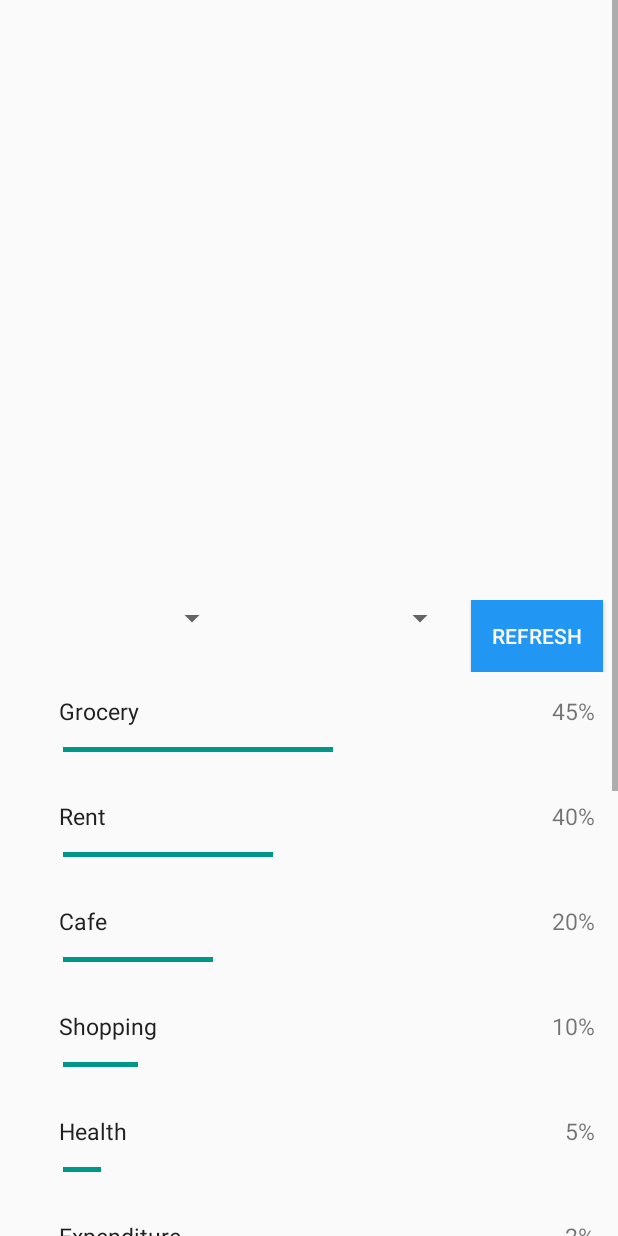
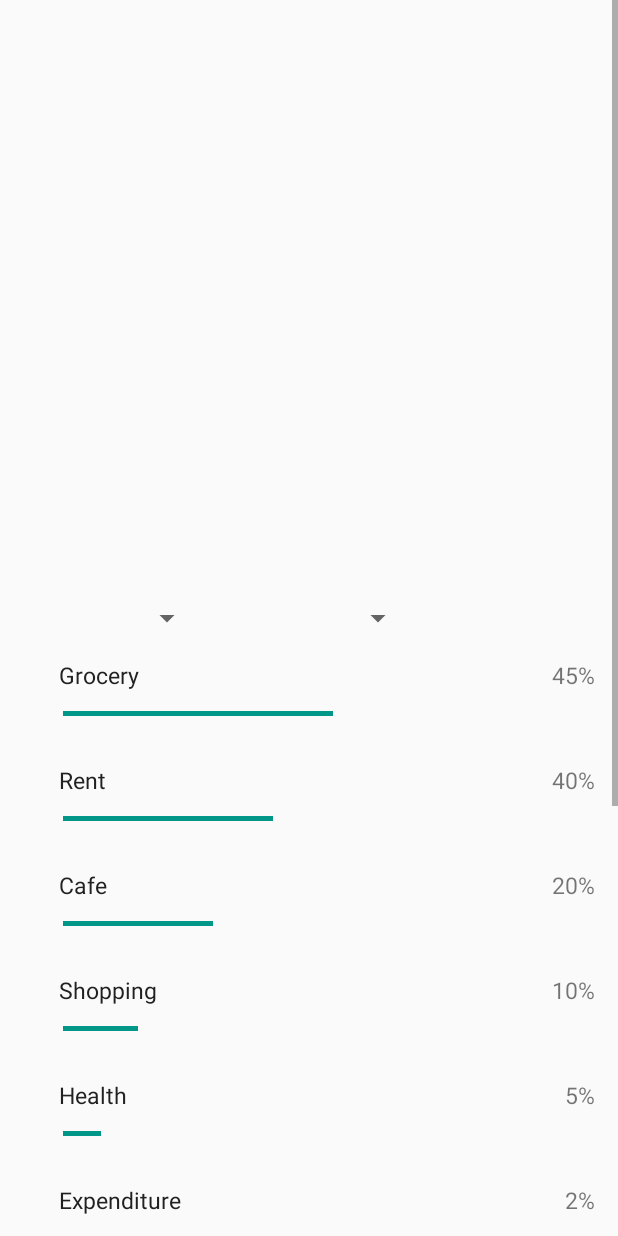
Before and after one commit to GreenDevs/MoneyCalendar, an Android app: the layout income_layout.xml on its own in the app's theme, with its tools: preview values and no code run, on a phone screen of 412 x 824 dp. Run offline under Robolectric (Android 15) with nearby library versions, the phone set to English and light mode, and no system bars.

Commit message:
graph updates after add

```diff
--- a/app/build.gradle
+++ b/app/build.gradle
@@ -6,7 +6,7 @@ android {
 
     defaultConfig {
         applicationId "trees.money_calendar.com.moneycalander"
-        minSdkVersion 17
+        minSdkVersion 14
         targetSdkVersion 22
         versionCode 1
         versionName "1.0"
--- a/app/src/main/java/trees/money_calendar/com/moneycalander/trees/money_calendar/com/moneycalander/fragments/TransictionList.java
+++ b/app/src/main/java/trees/money_calendar/com/moneycalander/trees/money_calendar/com/moneycalander/fragments/TransictionList.java
@@ -13,6 +13,8 @@ import android.view.View;
 import android.view.ViewGroup;
 import android.widget.AbsListView;
 import android.widget.ListView;
+
+import trees.money_calendar.com.moneycalander.MainActivity;
 import trees.money_calendar.com.moneycalander.R;
 import trees.money_calendar.com.moneycalander.trees.money_calendar.com.moneycalander.Class.SingleRow;
 import trees.money_calendar.com.moneycalander.trees.money_calendar.com.moneycalander.adapter.TransListAdapter;
@@ -146,9 +148,12 @@ public class TransictionList extends Fragment implements AbsListView.MultiChoice
 
                     }
 
+
+
                 }
 
                mode.finish();
+//               ((MainActivity)getActivity()).getViewPager(1);
                return true;
 
             default:
--- a/app/src/main/res/layout/income_layout.xml
+++ b/app/src/main/res/layout/income_layout.xml
@@ -32,6 +32,8 @@
           <LinearLayout
               android:layout_height="wrap_content"
               android:layout_width="match_parent"
+              android:gravity="left"
+              android:weightSum="3"
               android:orientation="horizontal">
 
               <Spinner
@@ -39,6 +41,7 @@
                   android:id="@+id/selectYear"
                   android:layout_weight="1"
                   android:layout_width="0dp"
+                  android:layout_marginRight="5dp"
                   android:layout_height="wrap_content"/>
 
               <Spinner
@@ -47,16 +50,6 @@
                   android:layout_weight="1"
                   android:layout_height="wrap_content"/>
 
-              <Button
-                  android:layout_width="wrap_content"
-                  android:layout_height="wrap_content"
-                  android:text="@string/graphRefresh"
-                  android:id="@+id/refreshButtonIN"
-                  android:layout_marginLeft="10dp"
-                  android:layout_marginRight="10dp"
-                  android:textColor="@color/materialWhite"
-                  android:background="@color/primaryColor"
-                  />
           </LinearLayout>
 
 
```
Also changed, not shown: app/src/main/java/trees/money_calendar/com/moneycalander/MainActivity.java (+10 -0 lines), app/src/main/java/trees/money_calendar/com/moneycalander/trees/money_calendar/com/moneycalander/fragments/Graph.java (+7 -5 lines), app/src/main/java/trees/money_calendar/com/moneycalander/trees/money_calendar/com/moneycalander/fragments/Incoming.java (+35 -16 lines), app/src/main/java/trees/money_calendar/com/moneycalander/trees/money_calendar/com/moneycalander/fragments/OutGoing.java (+26 -21 lines), app/src/main/res/layout/outgoing_layout.xml (+3 -10 lines), 1 other file.
